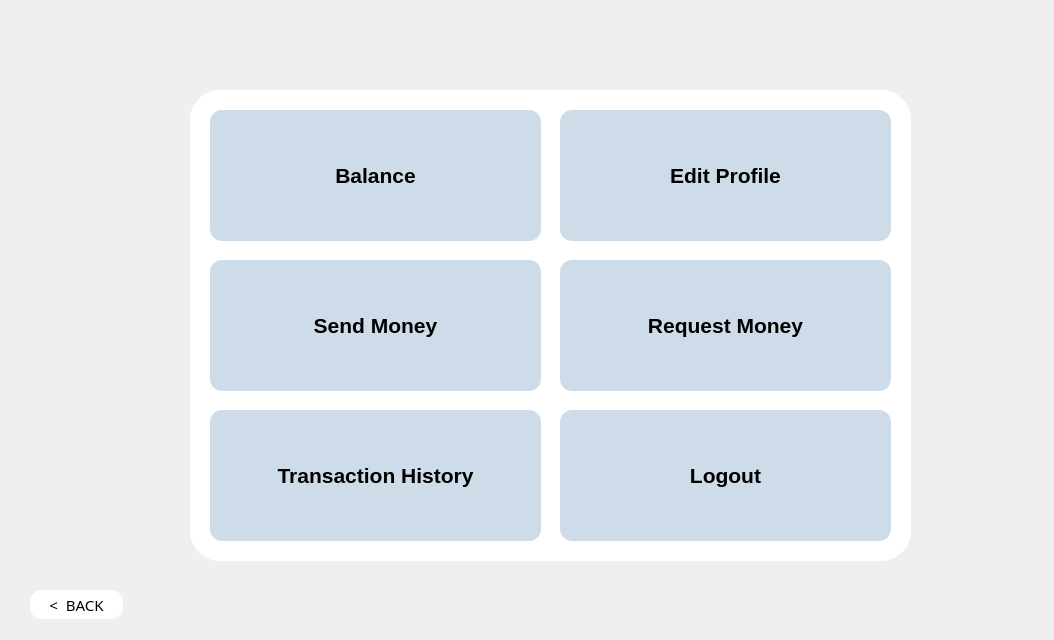
The window that wallet_proj_qt/simple_wallet/usermainmenu.ui (Mahossam36/Smart-Wallet-System) describes before a commit, drawn with Qt 5.
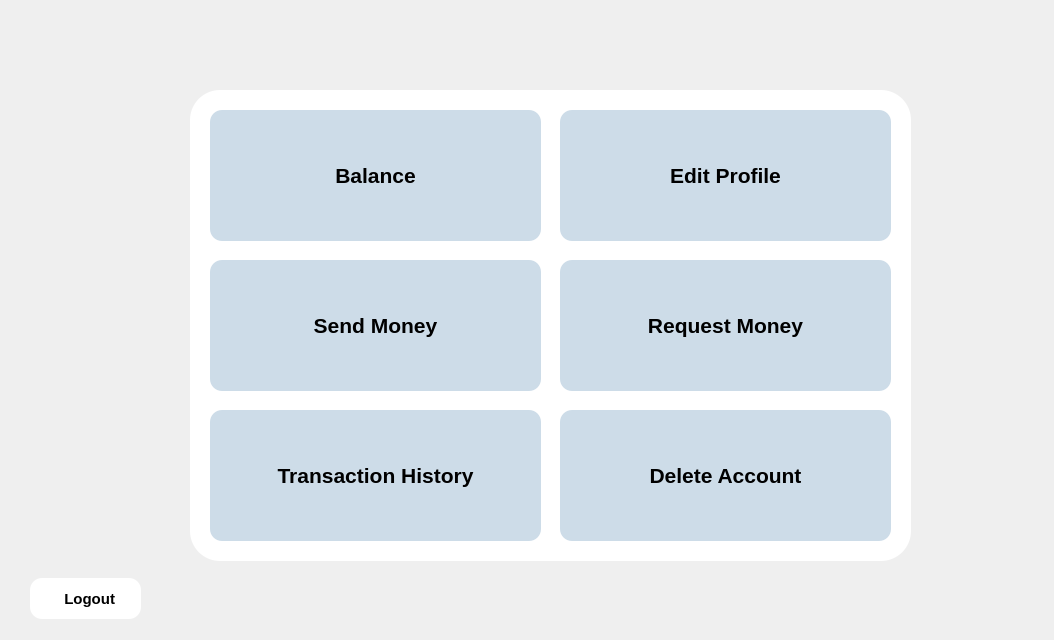
The same window after the commit. Icons and pictures are not drawn.

What changed in the file:
```diff
--- a/wallet_proj_qt/simple_wallet/usermainmenu.ui
+++ b/wallet_proj_qt/simple_wallet/usermainmenu.ui
@@ -89,7 +89,7 @@
 }</string>
    </property>
    <property name="text">
-    <string>Logout</string>
+    <string>Delete Account</string>
    </property>
    <property name="icon">
     <iconset>
@@ -397,15 +397,16 @@
    <property name="geometry">
     <rect>
      <x>30</x>
-     <y>590</y>
-     <width>93</width>
-     <height>29</height>
+     <y>578</y>
+     <width>111</width>
+     <height>41</height>
     </rect>
    </property>
    <property name="font">
     <font>
-     <family>Arial Unicode MS</family>
+     <family>Segoe UI</family>
      <pointsize>-1</pointsize>
+     <bold>true</bold>
     </font>
    </property>
    <property name="styleSheet">
@@ -421,7 +422,11 @@
 </string>
    </property>
    <property name="text">
-    <string>&lt;  BACK</string>
+    <string>  Logout</string>
+   </property>
+   <property name="icon">
+    <iconset>
+     <normaloff>logouticon.png</normaloff>logouticon.png</iconset>
    </property>
   </widget>
  </widget>
```
Left out of the diff: 2 changed lines with no effect on the pictures.
